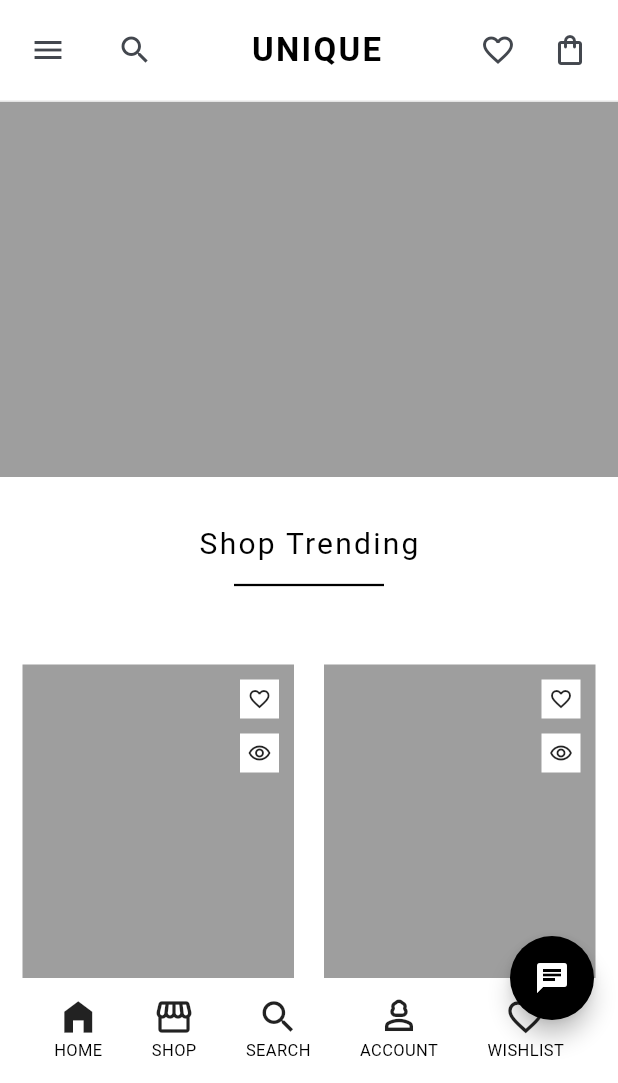
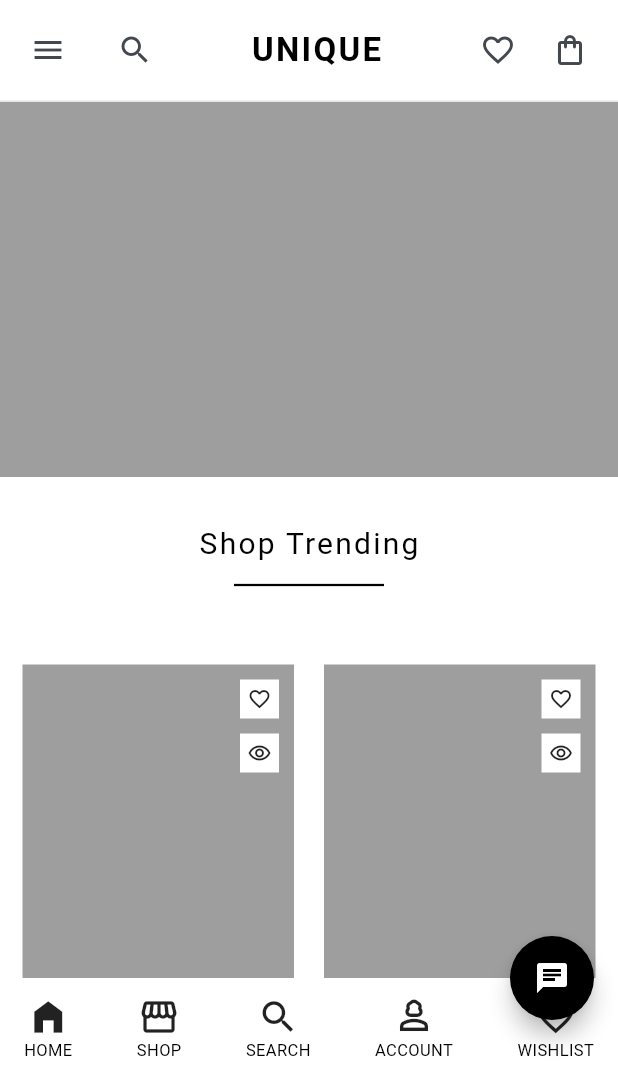
Before and after one commit to joena1o/Unique-E-commerce-App, a Flutter app: the screen it shows after launch, on a phone screen of 412 x 824 dp, the part 153-1236 px from its top. Run offline on Flutter 3.47's test engine with Material 3 defaults, Android fonts, the phone set to English and light mode, and no system bars; our stand-ins replace flutter_breadcrumb, get_it, go_router; Roboto replaces fonts that are missing (Montserrat).

```diff
--- a/lib/features/home_screen/pages/home_screen.dart
+++ b/lib/features/home_screen/pages/home_screen.dart
@@ -206,7 +206,7 @@ class _HomeScreenState extends State<HomeScreen>
               height: 70,
               color: Colors.transparent,
               child: Padding(
-                padding: UtilityClass.horizontalPadding,
+                padding: EdgeInsets.zero,
                 child: Row(
                   crossAxisAlignment: CrossAxisAlignment.center,
                   mainAxisAlignment: MainAxisAlignment.spaceBetween,
```
